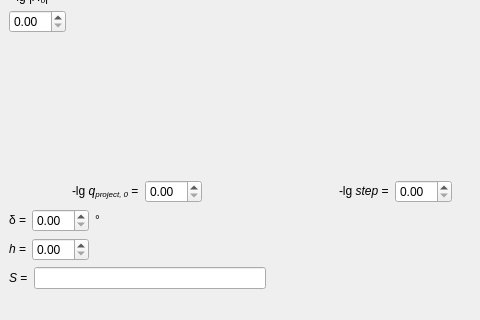
This is Protection_in_emergencies/risk_calculation/src/forms/main_window.ui in rutsky/semester10 as Qt 5 draws it before an edit; both pictures show x 0 to 480 and y 208 to 528 of the 790 by 528 pixel window. The edited form follows.
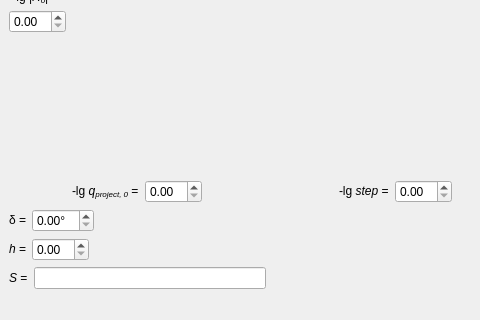
This is the edited form. Custom widgets are drawn as their Qt base class.

Commit message: Use spin box suffix to show degrees

Patch:
```diff
--- a/Protection_in_emergencies/risk_calculation/src/forms/main_window.ui
+++ b/Protection_in_emergencies/risk_calculation/src/forms/main_window.ui
@@ -272,15 +272,9 @@
          </widget>
         </item>
         <item>
-         <widget class="QDoubleSpinBox" name="delta_spin"/>
-        </item>
-        <item>
-         <widget class="QLabel" name="label_10">
-          <property name="text">
-           <string>&amp;deg;</string>
-          </property>
-          <property name="textFormat">
-           <enum>Qt::RichText</enum>
+         <widget class="QDoubleSpinBox" name="delta_spin">
+          <property name="suffix">
+           <string>°</string>
           </property>
          </widget>
         </item>
```
